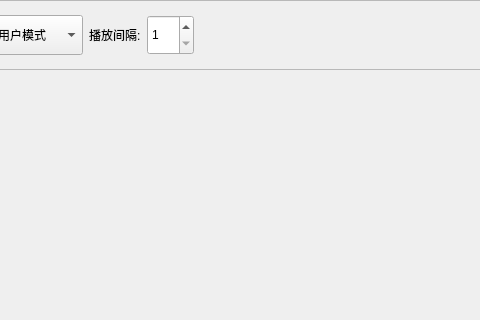
Above: FrameFlow/pyside6_GUI/sub_ui/wallpaper/ui/wallpaper.ui from YUN-LJ/FrameFlow before the change; both pictures show x 185 to 665 and y 0 to 320 of the 800 by 500 pixel window. Below: the same form after it.
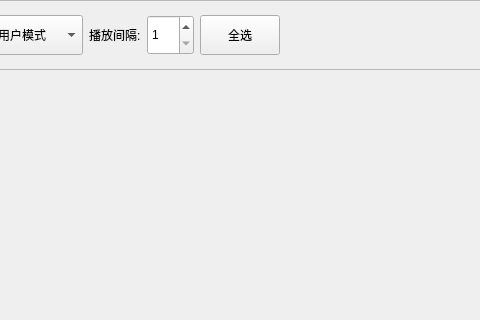
That is the form after the change. Custom widgets are drawn as their Qt base class.

Patch:
```diff
--- a/FrameFlow/pyside6_GUI/sub_ui/wallpaper/ui/wallpaper.ui
+++ b/FrameFlow/pyside6_GUI/sub_ui/wallpaper/ui/wallpaper.ui
@@ -118,6 +118,19 @@
          </property>
         </widget>
        </item>
+       <item>
+        <widget class="PrimaryPushButton" name="pushButton_choice_all">
+         <property name="minimumSize">
+          <size>
+           <width>0</width>
+           <height>40</height>
+          </size>
+         </property>
+         <property name="text">
+          <string>全选</string>
+         </property>
+        </widget>
+       </item>
        <item>
         <spacer name="horizontalSpacer">
          <property name="orientation">
```
